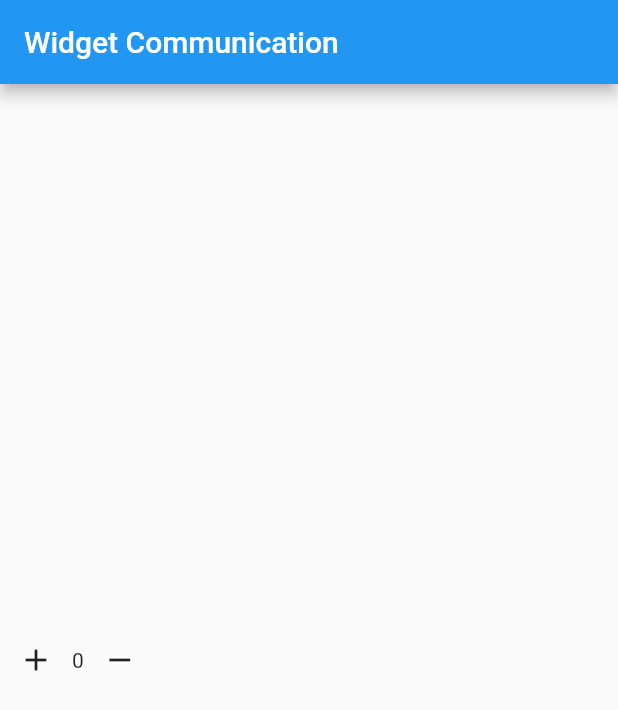
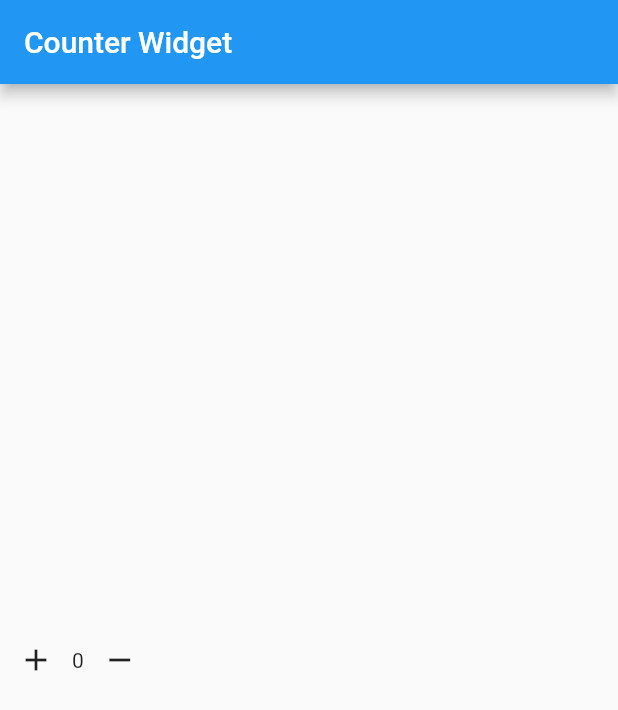
Before and after one commit to ahasanhub/flutter_codespace, a Flutter app: the screen it shows after launch, on a phone screen of 412 x 824 dp. Shown: the top 710 px of the screen. Run offline on Flutter 3.47's test engine with Material 2 defaults, Android fonts, the phone set to English and light mode, and no system bars.

Commit message:
Fixed from codespace

```diff
--- a/lib/counter_page.dart
+++ b/lib/counter_page.dart
@@ -14,7 +14,7 @@ class _CounterPageState extends State<CounterPage> {
   Widget build(BuildContext context) {
     return Scaffold(
       appBar: AppBar(
-        title: const Text('Widget Communication'),
+        title: const Text('Counter Widget'),
       ),
       body: Center(
         child: Count(
```
Also changed, not shown: pubspec.lock, 1 other file.
